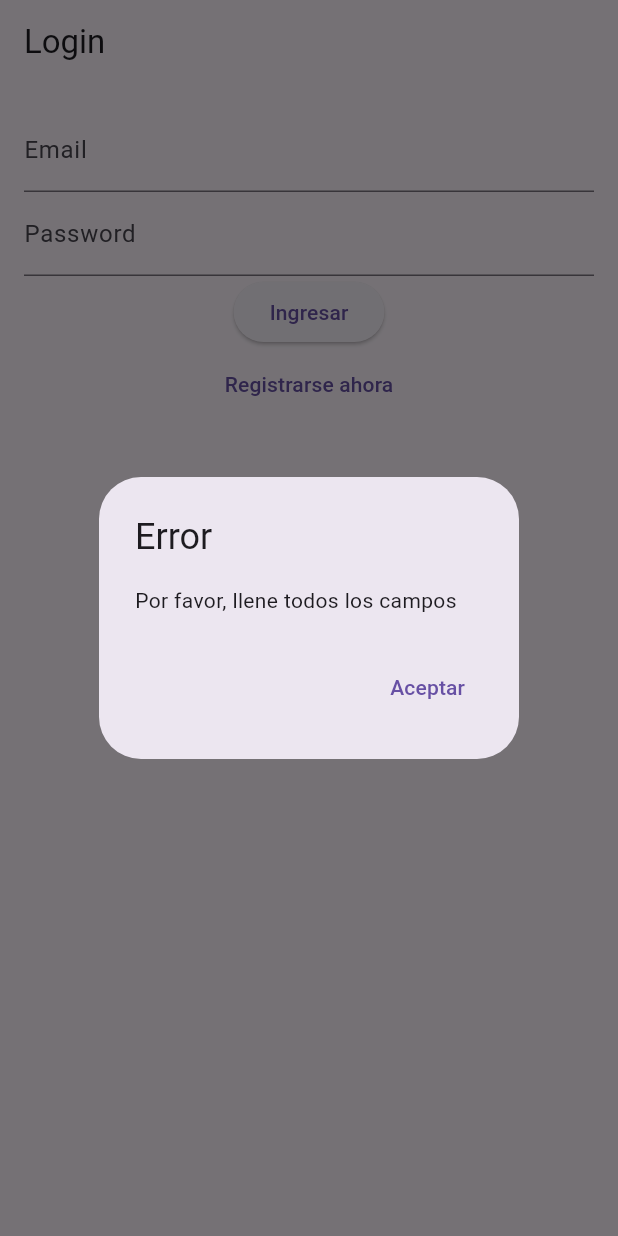
After one commit to ARKCODEsa/crud_app, a Flutter app: the screen it shows after launch, after a tap on "Ingresar", on a phone screen of 412 x 824 dp. The commit adds this screen. Run offline on Flutter 3.47's test engine with Material 3 defaults, Android fonts, the phone set to English and light mode, and no system bars; our stand-ins replace sqflite; accounts and stored records are empty.

Commit message:
se uso sql lite en vez de firebase por motivos de errores en la conexion

```diff
--- /dev/null
+++ b/lib/login/Login.dart
@@ -0,0 +1,120 @@
+import 'package:flutter/material.dart';
+import 'package:crud_app/bd/conexion.dart';
+import 'package:crud_app/check_in/check_In.dart';
+import 'package:crud_app/products/Product.dart';
+
+class Login extends StatefulWidget {
+  const Login({super.key});
+  @override
+  _LoginState createState() => _LoginState();
+}
+
+class _LoginState extends State<Login> {
+  final TextEditingController emailController = TextEditingController();
+  final TextEditingController passwordController = TextEditingController();
+  final Conexion conexion = Conexion();
+
+  void validarUsuario() async {
+    final String email = emailController.text;
+    final String password = passwordController.text;
+
+    if (email.isEmpty || password.isEmpty) {
+      showDialog(
+        context: context,
+        builder: (context) {
+          return AlertDialog(
+            title: const Text('Error'),
+            content: const Text('Por favor, llene todos los campos'),
+            actions: <Widget>[
+              TextButton(
+                onPressed: () {
+                  Navigator.of(context).pop();
+                },
+                child: const Text('Aceptar'),
+              ),
+            ],
+          );
+        },
+      );
+    } else {
+      final List<Map<String, dynamic>> usuario =
+      await conexion.validarUsuario(email, password);
+
+      if (usuario.isNotEmpty) {
+        emailController.clear();
+        passwordController.clear();
+        Navigator.pushNamed(context, '/products');
+        showDialog(
+          context: context,
+          builder: (context) {
+            return AlertDialog(
+              title: const Text('Bienvenido'),
+              content: const Text('Usuario correcto'),
+              actions: <Widget>[
+                TextButton(
+                  onPressed: () {
+                    Navigator.of(context).pop();
+                  },
+                  child: const Text('Aceptar'),
+                ),
+              ],
+            );
+          },
+        );
+      } else {
+        showDialog(
+          context: context,
+          builder: (context) {
+            return AlertDialog(
+              title: const Text('Error'),
+              content: const Text('Usuario incorrecto'),
+              actions: <Widget>[
+                TextButton(
+                  onPressed: () {
+                    Navigator.of(context).pop();
+                  },
+                  child: const Text('Aceptar'),
+                ),
+              ],
+            );
+          },
+        );
+      }
+    }
+  }
+
+  @override
+  Widget build(BuildContext context) {
+    return Scaffold(
+      appBar: AppBar(
+        title: const Text('Login'),
+      ),
+      body: Padding(
+        padding: const EdgeInsets.all(16.0),
+        child: Column(
+          children: <Widget>[
+            TextField(
+              controller: emailController,
+              decoration: const InputDecoration(labelText: 'Email'),
+            ),
+            TextField(
+              controller: passwordController,
+              decoration: const InputDecoration(labelText: 'Password'),
+              obscureText: true,
+            ),
+            ElevatedButton(
+              onPressed: validarUsuario,
+              child: const Text('Ingresar'),
+            ),
+            TextButton(
+              onPressed: () {
+                Navigator.pushNamed(context, '/check_in');
+              },
+              child: const Text('Registrarse ahora'),
+            ),
+          ],
+        ),
+      ),
+    );
+  }
+}
--- a/lib/main.dart
+++ b/lib/main.dart
@@ -1,11 +1,9 @@
 import 'package:flutter/material.dart';
-import 'package:firebase_core/firebase_core.dart';
-import 'firebase_options.dart';
-main() async {
-  WidgetsFlutterBinding.ensureInitialized(); // Asegura la inicialización de los widgets
-  await Firebase.initializeApp(
-    options: DefaultFirebaseOptions.currentPlatform,
-  );
+import 'package:crud_app/login/Login.dart';
+import 'package:crud_app/check_in/check_In.dart';
+import 'package:crud_app/products/Product.dart';
+
+void main() {
   runApp(const MyApp());
 }
 
@@ -15,14 +13,14 @@ class MyApp extends StatelessWidget {
   @override
   Widget build(BuildContext context) {
     return MaterialApp(
-      home: Scaffold(
-        appBar: AppBar(
-          title: const Text('Hello World'),
-        ),
-        body: const Center(
-          child: Text('Hello World'),
-        ),
-      ),
+      title: 'CRUD App',
+      initialRoute: '/',
+      routes: {
+        '/': (context) => const Login(),
+        '/check_in': (context) => const Check_In(),
+        '/products': (context) => const ProductPage(),
+        // Add other routes here
+      },
     );
   }
 }
--- a/pubspec.yaml
+++ b/pubspec.yaml
@@ -36,10 +36,14 @@ dependencies:
   # Use with the CupertinoIcons class for iOS style icons.
   cupertino_icons: ^1.0.6
   firebase_core: ^3.2.0
+  sqflite: ^2.3.3+1
+  path: ^1.8.0
 
 dev_dependencies:
   flutter_test:
     sdk: flutter
+
+
 
   # The "flutter_lints" package below contains a set of recommended lints to
   # encourage good coding practices. The lint set provided by the package is
```
Also changed, not shown: lib/bd/conexion.dart (added, +106 -0 lines), lib/check_in/check_In.dart (added, +103 -0 lines), lib/products/Product.dart (added, +232 -0 lines), lib/firebase_options.dart (deleted), pubspec.lock.
